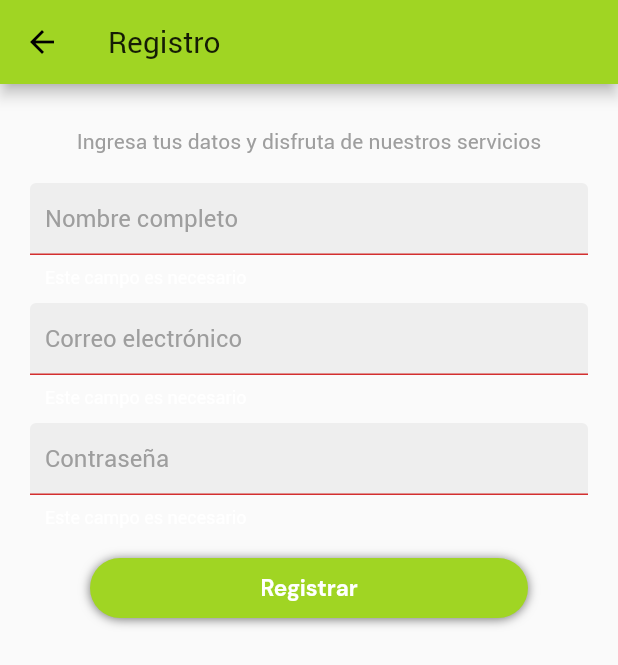
After one commit to daniort/smile, a Flutter app: the RegistroPage screen opened by its route, after a tap on "Registrar", on a phone screen of 412 x 824 dp. The commit adds this screen. Shown: the top 665 px of the screen. Run offline on Flutter 3.47's test engine with Material 2 defaults, Android fonts, the phone set to English and light mode, and no system bars; our stand-ins replace firebase_auth, firebase_core, firebase_database; accounts and stored records are empty.

Commit message:
Clase Jueves actualziada

```diff
--- /dev/null
+++ b/lib/data/widgets.dart
@@ -0,0 +1,19 @@
+import 'package:flutter/material.dart';
+
+InputDecoration myInputDecoration(String label, Color col) {
+  return InputDecoration(
+      errorStyle: TextStyle(color: Colors.white),
+      contentPadding: EdgeInsets.symmetric(vertical: 4, horizontal: 10),
+      labelStyle: TextStyle(color: Colors.grey),
+      labelText: label,
+      enabledBorder: OutlineInputBorder(
+        borderRadius: BorderRadius.circular(10),
+        borderSide: BorderSide(width: 0, color: Colors.white),
+      ),
+      focusedBorder: OutlineInputBorder(
+        borderRadius: BorderRadius.circular(10),
+        borderSide: BorderSide(width: 0, color: Colors.white),
+      ),
+      fillColor: col,
+      filled: true);
+}
--- a/lib/main.dart
+++ b/lib/main.dart
@@ -3,12 +3,10 @@ import 'package:firebase_core/firebase_core.dart';
 import 'package:flutter/material.dart';
 import 'package:smile/pages/chat.dart';
 import 'package:smile/pages/home.dart';
+import 'package:smile/pages/registro.dart';
 import 'package:smile/pages/splash.dart';
 import 'package:smile/services/appstate.dart';
 import 'package:provider/provider.dart';
-
-// void main() =>runApp(MyApp());
-
 void main()async{
   WidgetsFlutterBinding.ensureInitialized();
   await Firebase.initializeApp();
@@ -19,7 +17,6 @@ void main()async{
 class MyApp extends StatelessWidget {
   @override
   Widget build(BuildContext context) {
-    // Firebase.initializeApp();
     return ChangeNotifierProvider(
       create: (BuildContext context) => AppState(),
       child: MaterialApp(
@@ -37,6 +34,7 @@ class MyApp extends StatelessWidget {
               return SplashPage();
           },
           'chat': (_) => ChatPage(),
+          'registro': (_) => RegistroPage(),
         },
       ),
     );
--- /dev/null
+++ b/lib/pages/registro.dart
@@ -0,0 +1,124 @@
+import 'package:flutter/material.dart';
+import 'package:provider/provider.dart';
+import 'package:smile/data/widgets.dart';
+import 'package:smile/services/appstate.dart';
+
+class RegistroPage extends StatefulWidget {
+  @override
+  _RegistroPageState createState() => _RegistroPageState();
+}
+
+class _RegistroPageState extends State<RegistroPage> {
+  TextEditingController _nameController = new TextEditingController();
+  TextEditingController _emailController = new TextEditingController();
+  TextEditingController _passController = new TextEditingController();
+  final _formKey = GlobalKey<FormState>();
+  final _scaKey = GlobalKey<ScaffoldState>();
+
+  @override
+  Widget build(BuildContext context) {
+    return Scaffold(
+      key: _scaKey,
+      appBar: AppBar(title: Text('Registro')),
+      body: Container(
+        margin: EdgeInsets.symmetric(vertical: 10, horizontal: 20),
+        child: Form(
+          key: _formKey,
+          child: Column(
+            // mainAxisAlignment: MainAxisAlignment.center,
+            children: [
+              SizedBox(height: 20),
+              Text(
+                'Ingresa tus datos y disfruta de nuestros servicios',
+                textAlign: TextAlign.center,
+                style: TextStyle(color: Colors.grey, fontFamily: 'Roboto'),
+              ),
+              SizedBox(height: 20),
+              TextFormField(
+                  controller: this._nameController,
+                  decoration:
+                      myInputDecoration('Nombre completo', Colors.grey[200]),
+                  keyboardType: TextInputType.emailAddress,
+                  // ignore: missing_return
+                  validator: (String val) {
+                    if (val.isEmpty) return 'Este campo es necesario';
+                  }),
+              SizedBox(height: 10),
+              TextFormField(
+                  controller: this._emailController,
+                  decoration:
+                      myInputDecoration('Correo electrónico', Colors.grey[200]),
+                  keyboardType: TextInputType.emailAddress,
+                  // ignore: missing_return
+                  validator: (String val) {
+                    if (val.isEmpty) return 'Este campo es necesario';
+                    if (RegExp(r"^[a-zA-Z0-9.a-zA-Z0-9.!#$%&'*+-/=?^_`{|}~]+@[a-zA-Z0-9]+\.[a-zA-Z]+")
+                            .hasMatch(val) !=
+                        true) {
+                      return "Ingresa un correo electónico valido";
+                    }
+                  }),
+              SizedBox(height: 10),
+              TextFormField(
+                controller: this._passController,
+                decoration: myInputDecoration('Contraseña', Colors.grey[200]),
+                keyboardType: TextInputType.text,
+                obscureText: true,
+                // ignore: missing_return
+                validator: (String val) {
+                  if (val.isEmpty) return 'Este campo es necesario';
+                  if (val.length < 6) return 'La contraseña es muy corta';
+                },
+              ),
+              InkWell(
+                onTap: () async {
+                  if (_formKey.currentState.validate()) {
+                    Map<String, dynamic> _res =await Provider.of<AppState>(context, listen: false).registro(
+                      _nameController.text,
+                      _emailController.text,
+                      _passController.text,
+                    );
+                    if(_res['res'])
+                      Navigator.pop(context);
+                    else
+                    _scaKey.currentState.showSnackBar(
+                      SnackBar(
+                        content: Text(_res['mensaje'].toString()),
+                        backgroundColor: Colors.pinkAccent,
+                        duration: Duration(seconds: 7),
+                      )
+                    );
+
+                  }
+                },
+                splashColor: Colors.limeAccent,
+                child: Container(
+                  padding: EdgeInsets.symmetric(vertical: 10),
+                  margin: EdgeInsets.symmetric(horizontal: 40, vertical: 20),
+                  decoration: BoxDecoration(
+                    borderRadius: BorderRadius.circular(20.0),
+                    boxShadow: [
+                      BoxShadow(
+                          color: Colors.black54,
+                          blurRadius: 5.0,
+                          offset: Offset(0.0, 0.75)),
+                    ],
+                    color: Color(0xFFA0D523),
+                  ),
+                  width: double.infinity,
+                  child: Center(
+                    child: Text('Registrar',
+                        style: TextStyle(
+                            fontFamily: 'DMSansBold',
+                            color: Colors.white,
+                            fontSize: 15)),
+                  ),
+                ),
+              ),
+            ],
+          ),
+        ),
+      ),
+    );
+  }
+}
```
Also changed, not shown: lib/pages/splash.dart (+28 -18 lines), lib/services/appstate.dart (+44 -42 lines), pubspec.yaml (+2 -7 lines).
